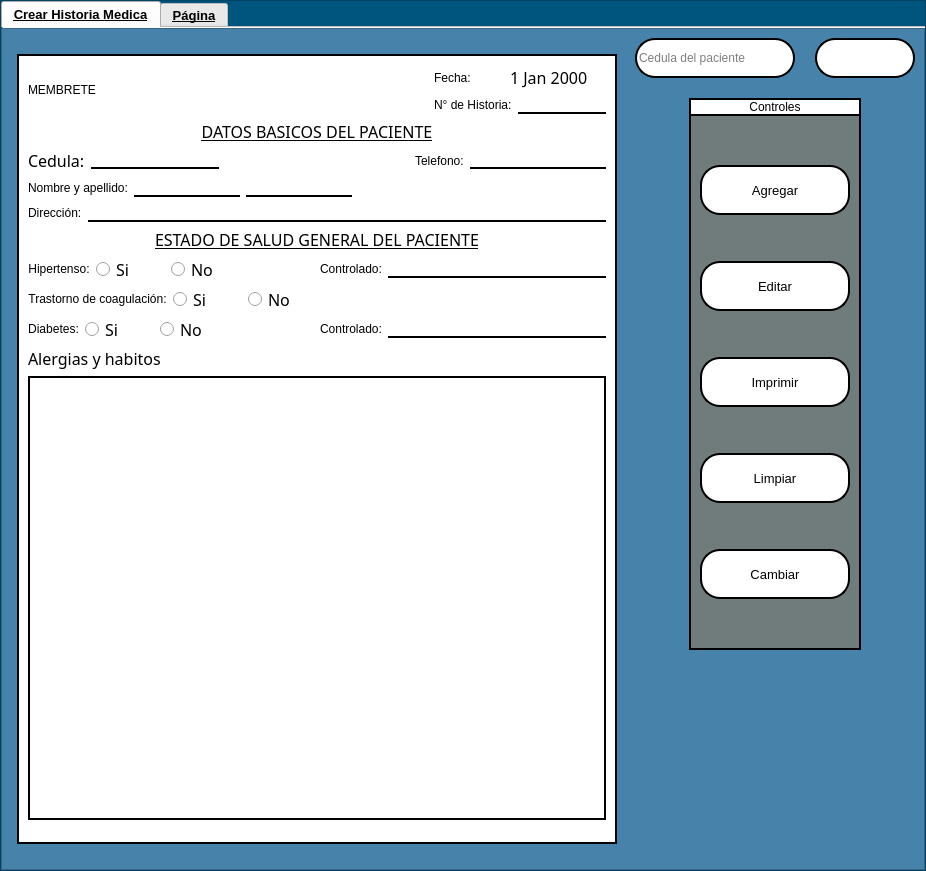
Reinaldito04/App-Consultas-y-Historias-Medicas, file interfaces/salida.ui: the form before one commit.
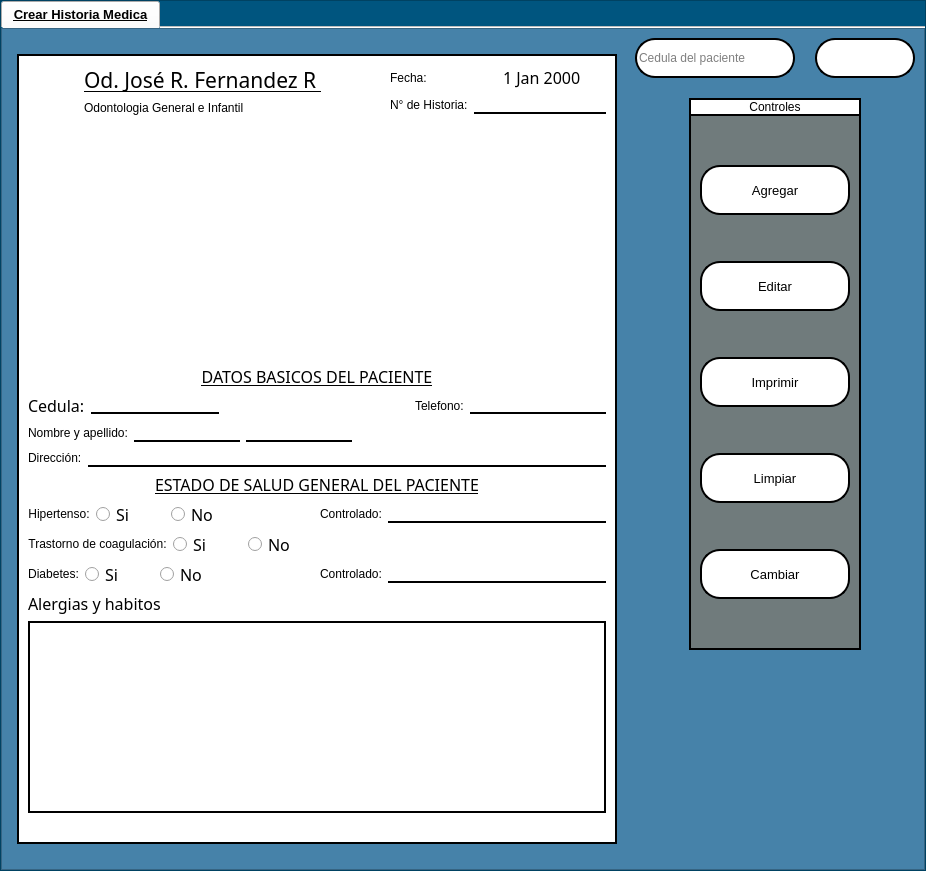
The form after the commit. The open tabs and pages were chosen to show the change. Icons and pictures are not drawn.

Patch:
```diff
--- a/interfaces/salida.ui
+++ b/interfaces/salida.ui
@@ -261,31 +261,106 @@
                         <property name="frameShadow">
                          <enum>QFrame::Raised</enum>
                         </property>
-                        <layout class="QVBoxLayout" name="verticalLayout_23">
-                         <property name="bottomMargin">
-                          <number>2</number>
-                         </property>
+                        <layout class="QVBoxLayout" name="verticalLayout_24">
                          <item>
                           <layout class="QHBoxLayout" name="horizontalLayout_24">
                            <item>
-                            <widget class="QLabel" name="label_15">
+                            <widget class="QLabel" name="label_20">
                              <property name="minimumSize">
                               <size>
-                               <width>400</width>
-                               <height>0</height>
+                               <width>50</width>
+                               <height>50</height>
                               </size>
                              </property>
                              <property name="maximumSize">
                               <size>
-                               <width>400</width>
-                               <height>16777215</height>
+                               <width>50</width>
+                               <height>50</height>
                               </size>
                              </property>
                              <property name="text">
-                              <string>MEMBRETE</string>
+                              <string/>
+                             </property>
+                             <property name="pixmap">
+                              <pixmap>ELEMENTOS GRAFICOS/odontologia.png</pixmap>
+                             </property>
+                             <property name="scaledContents">
+                              <bool>true</bool>
+                             </property>
+                             <property name="alignment">
+                              <set>Qt::AlignCenter</set>
                              </property>
                             </widget>
                            </item>
+                           <item>
+                            <layout class="QVBoxLayout" name="verticalLayout_23">
+                             <item>
+                              <widget class="QLabel" name="label_15">
+                               <property name="minimumSize">
+                                <size>
+                                 <width>300</width>
+                                 <height>0</height>
+                                </size>
+                               </property>
+                               <property name="maximumSize">
+                                <size>
+                                 <width>300</width>
+                                 <height>16777215</height>
+                                </size>
+                               </property>
+                               <property name="font">
+                                <font>
+                                 <family>Yu Gothic UI Semibold</family>
+                                 <pointsize>16</pointsize>
+                                 <weight>7</weight>
+                                 <italic>false</italic>
+                                 <bold>false</bold>
+                                 <underline>true</underline>
+                                </font>
+                               </property>
+                               <property name="styleSheet">
+                                <string notr="true">QLabel{
+font: 63 16pt &quot;Yu Gothic UI Semibold&quot;;
+}</string>
+                               </property>
+                               <property name="text">
+                                <string>Od. José R. Fernandez R </string>
+                               </property>
+                               <property name="alignment">
+                                <set>Qt::AlignLeading|Qt::AlignLeft|Qt::AlignVCenter</set>
+                               </property>
+                               <property name="wordWrap">
+                                <bool>true</bool>
+                               </property>
+                              </widget>
+                             </item>
+                             <item>
+                              <widget class="QLabel" name="label_21">
+                               <property name="minimumSize">
+                                <size>
+                                 <width>300</width>
+                                 <height>0</height>
+                                </size>
+                               </property>
+                               <property name="maximumSize">
+                                <size>
+                                 <width>300</width>
+                                 <height>16777215</height>
+                                </size>
+                               </property>
+                               <property name="text">
+                                <string>Odontologia General e Infantil</string>
+                               </property>
+                               <property name="alignment">
+                                <set>Qt::AlignLeading|Qt::AlignLeft|Qt::AlignVCenter</set>
+                               </property>
+                               <property name="wordWrap">
+                                <bool>true</bool>
+                               </property>
+                              </widget>
+                             </item>
+                            </layout>
+                           </item>
                            <item>
                             <layout class="QVBoxLayout" name="verticalLayout_22">
                              <item>
@@ -349,6 +424,19 @@
                            </item>
                           </layout>
                          </item>
+                         <item>
+                          <spacer name="verticalSpacer_11">
+                           <property name="orientation">
+                            <enum>Qt::Vertical</enum>
+                           </property>
+                           <property name="sizeHint" stdset="0">
+                            <size>
+                             <width>20</width>
+                             <height>40</height>
+                            </size>
+                           </property>
+                          </spacer>
+                         </item>
                          <item>
                           <layout class="QVBoxLayout" name="verticalLayout_21">
                            <item>
@@ -2178,11 +2266,6 @@
            </item>
           </layout>
          </widget>
-         <widget class="QWidget" name="tab">
-          <attribute name="title">
-           <string>Página</string>
-          </attribute>
-         </widget>
         </widget>
        </item>
       </layout>
```
Left out of the diff: 53 changed lines with no effect on the pictures.
